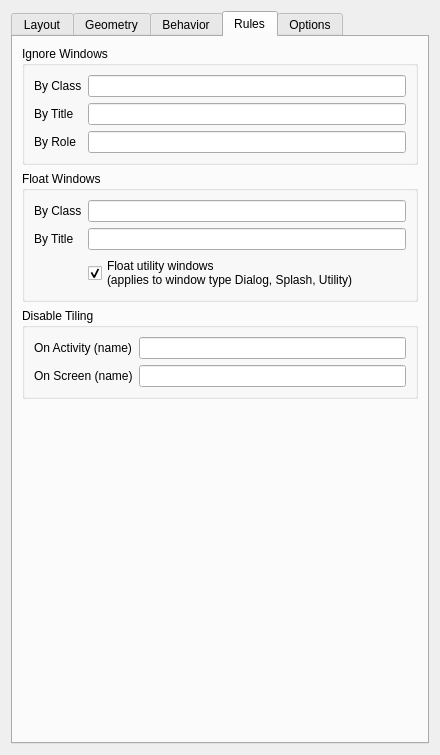
This is res/config.ui in uberkael/krohnkite as Qt 5 draws it before an edit. The edited form follows.
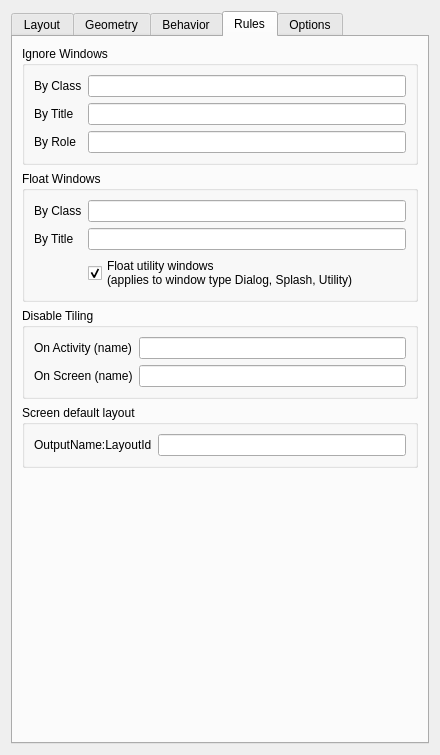
This is the edited form. The open tabs and pages were chosen to show the change.

Commit message: Feature: ability to configure default layout per screen

Diff of the .ui file:
```diff
--- a/res/config.ui
+++ b/res/config.ui
@@ -800,6 +800,29 @@
          </layout>
         </widget>
        </item>
+       <item>
+        <widget class="QGroupBox" name="groupBox_11">
+         <property name="title">
+          <string>Screen default layout</string>
+         </property>
+         <layout class="QGridLayout" name="gridLayout_11">
+          <item row="0" column="1">
+           <widget class="QLineEdit" name="kcfg_screenDefaultLayout">
+            <property name="toolTip">
+             <string>Comma-separated list OutputName:LayoutNumber all values you will see if run KSystemLog and type krohnkite in filter string. The data will right under Krohenkite start string. 2 monitors example:HDMI-A-1:3,DP-2:1</string>
+            </property>
+           </widget>
+          </item>
+          <item row="0" column="0">
+           <widget class="QLabel" name="screenDefaultLayoutLabel">
+            <property name="text">
+             <string>OutputName:LayoutId</string>
+            </property>
+           </widget>
+           </item>
+         </layout>
+        </widget>
+       </item>
        <item>
         <spacer name="verticalSpacer_4">
          <property name="orientation">
```
The commit also changes 4 other files.
